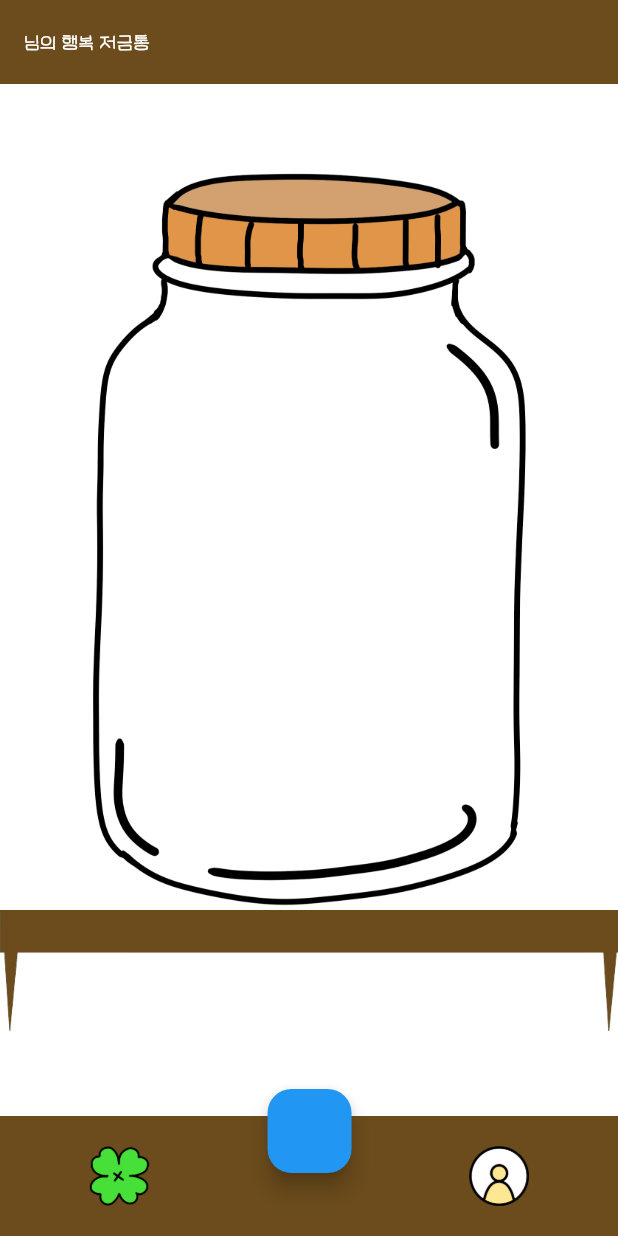
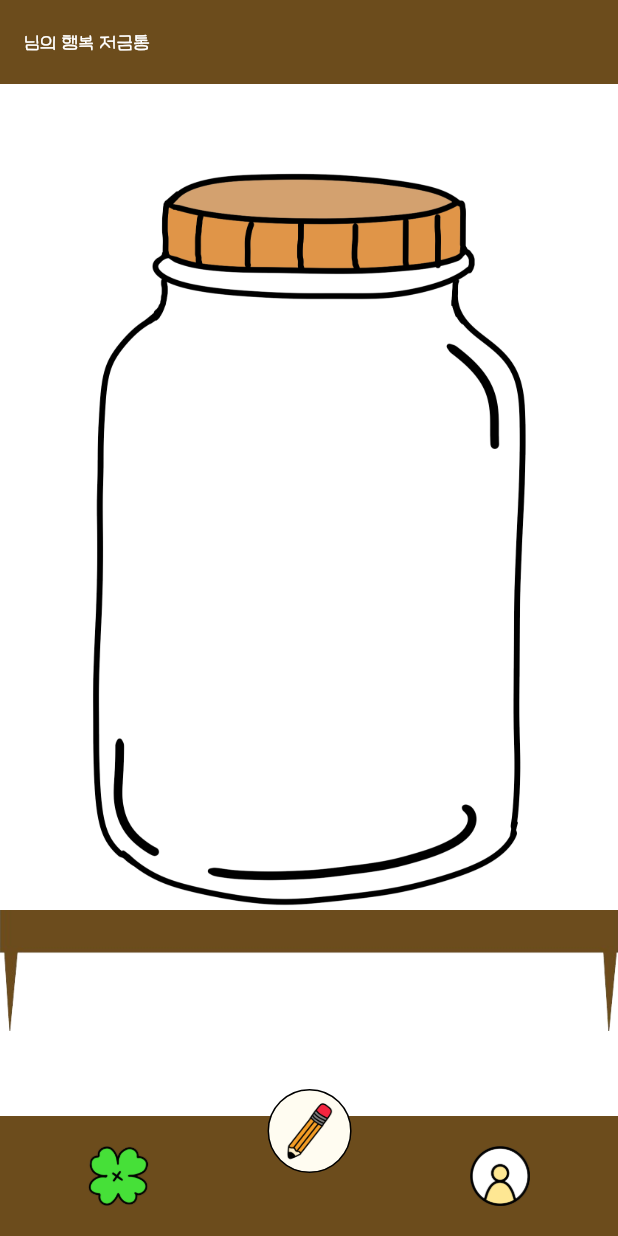
Before and after one commit to soju96/capsule, a Flutter app: the screen it shows after launch, on a phone screen of 412 x 824 dp. Run offline on Flutter 3.47's test engine with Material 3 defaults, Android fonts, the phone set to English and light mode, and no system bars.

Commit message:
[wk] / update / home_screen.dart / 홈 스크린 프론트 80%, [wk] / add / custom_bottom_app_bar

```diff
--- a/lib/main.dart
+++ b/lib/main.dart
@@ -15,6 +15,7 @@ class MyApp extends StatelessWidget {
       theme: ThemeData(
         // 위에 컬러
         primaryColor: const Color(0xFF6c4c1c),
+        canvasColor: const Color(0xfffffcf1),
         // 백그라운드 컬러
         colorScheme: ColorScheme.fromSwatch(
           backgroundColor: const Color(0xfffffcf1),
--- /dev/null
+++ b/lib/src/pages/guide_screen.dart
@@ -0,0 +1,15 @@
+import 'package:flutter/material.dart';
+
+class GuideScreen extends StatefulWidget {
+  const GuideScreen({super.key});
+
+  @override
+  State<GuideScreen> createState() => _GuideScreenState();
+}
+
+class _GuideScreenState extends State<GuideScreen> {
+  @override
+  Widget build(BuildContext context) {
+    return const Placeholder();
+  }
+}
--- a/lib/src/pages/home_screen.dart
+++ b/lib/src/pages/home_screen.dart
@@ -1,3 +1,4 @@
+import 'package:capsule/src/widgets/custom_bottom_app_bar.dart';
 import 'package:flutter/material.dart';
 
 class HomeScreen extends StatelessWidget {
@@ -25,28 +26,7 @@ class HomeScreen extends StatelessWidget {
           ],
         ),
       ),
-      bottomNavigationBar: BottomAppBar(
-        child: Row(
-          mainAxisAlignment: MainAxisAlignment.spaceAround,
-          children: [
-            IconButton(
-              onPressed: () {},
-              icon: Image.asset('assets/images/clover.png'),
-            ),
-            Transform.translate(
-              offset: const Offset(0, -30),
-              child: FloatingActionButton(
-                onPressed: () {},
-              ),
-            ),
-            IconButton(
-              onPressed: () {},
-              icon: Image.asset('assets/logos/user.png'),
-            )
-          ],
-        ),
-      ),
+      bottomNavigationBar: const CustomBottomAppBar(),
     );
   }
 }
-//
--- /dev/null
+++ b/lib/src/widgets/custom_bottom_app_bar.dart
@@ -0,0 +1,41 @@
+import 'package:flutter/material.dart';
+
+class CustomBottomAppBar extends StatelessWidget {
+  const CustomBottomAppBar({
+    super.key,
+  });
+
+  @override
+  Widget build(BuildContext context) {
+    return BottomAppBar(
+      child: Row(
+        mainAxisAlignment: MainAxisAlignment.spaceAround,
+        children: [
+          IconButton(
+            onPressed: () {},
+            icon: Image.asset('assets/images/clover.png'),
+          ),
+          Transform.translate(
+            offset: const Offset(0, -30),
+            child: Container(
+              width: 60,
+              decoration: BoxDecoration(
+                border: Border.all(color: Colors.black),
+                shape: BoxShape.circle,
+                color: Theme.of(context).canvasColor,
+              ),
+              child: IconButton(
+                onPressed: () {},
+                icon: Image.asset('assets/images/pen.png'),
+              ),
+            ),
+          ),
+          IconButton(
+            onPressed: () {},
+            icon: Image.asset('assets/logos/user.png'),
+          ),
+        ],
+      ),
+    );
+  }
+}
```
